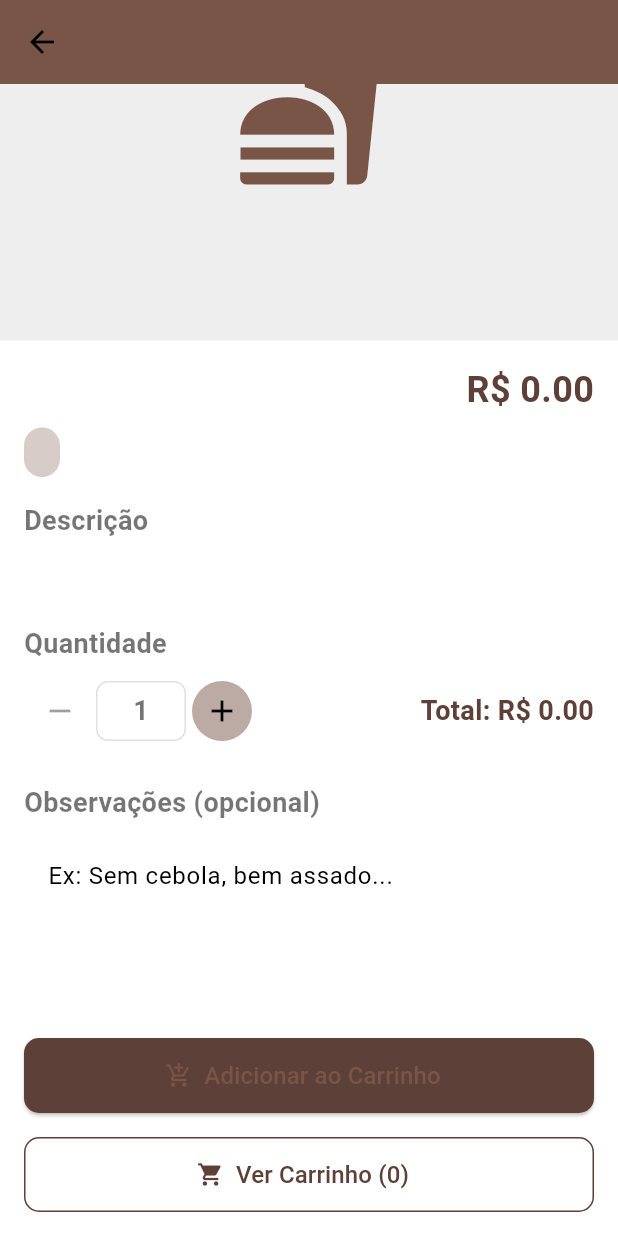
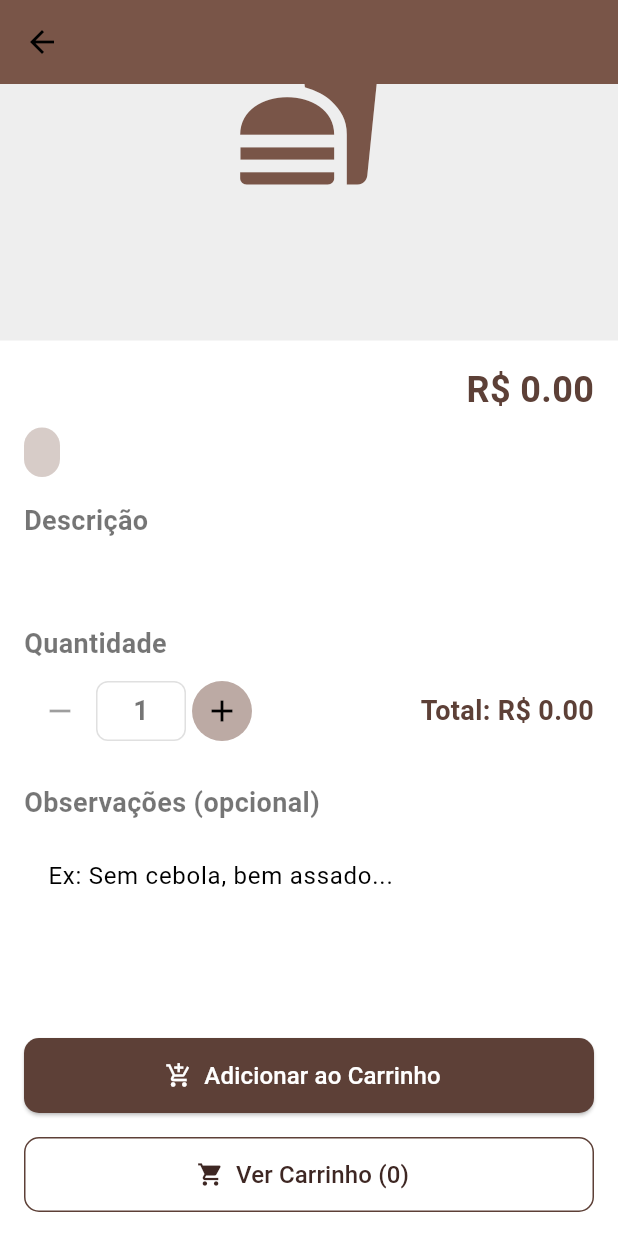
Before and after one commit to Alessandro-Franca01/padaria_app, a Flutter app: the ProductDetailScreen screen opened directly with empty values, scrolled down 129 dp, on a phone screen of 412 x 824 dp. Run offline on Flutter 3.47's test engine with Material 3 defaults, Android fonts, the phone set to English and light mode, and no system bars; our stand-ins replace carousel_slider, flutter_secure_storage, shared_preferences; accounts and stored records are empty.

Commit message:
feat: add changes colors and redirect navegations

```diff
--- a/lib/screens/plan_details_screen.dart
+++ b/lib/screens/plan_details_screen.dart
@@ -69,10 +69,11 @@ class PlanDetailsScreen extends StatelessWidget {
                   Navigator.of(context).pop(); // Volta para a tela anterior
                 },
                 style: ElevatedButton.styleFrom(
-                  backgroundColor: Colors.brown, // Corrigido para Colors.brown
-                  padding: EdgeInsets.symmetric(horizontal: 40, vertical: 15),
+                  backgroundColor: Colors.brown.shade200, // cor mais clara
+                  foregroundColor: Colors.brown.shade900, // texto com bom contras                  padding: EdgeInsets.symmetric(horizontal: 40, vertical: 15),
                   textStyle: TextStyle(fontSize: 18),
                 ),
+                // TODO: Alterar a cor do botão para cor mais clara
                 child: Text('Voltar'),
               ),
             ),
--- a/lib/screens/product_detail_screen.dart
+++ b/lib/screens/product_detail_screen.dart
@@ -2,6 +2,7 @@ import 'package:flutter/material.dart';
 import 'package:provider/provider.dart';
 import '../models/product.dart';
 import '../services/cart_service.dart';
+import 'cart_screen.dart';
 
 class ProductDetailScreen extends StatefulWidget {
   final Product product;
@@ -238,6 +239,7 @@ class _ProductDetailScreenState extends State<ProductDetailScreen> {
                             backgroundColor: widget.product.isAvailable
                                 ? Colors.brown[700]
                                 : Colors.grey,
+                            foregroundColor: Colors.white, // texto com contraste melhor
                             shape: RoundedRectangleBorder(
                               borderRadius: BorderRadius.circular(10),
                             ),
@@ -257,20 +259,47 @@ class _ProductDetailScreenState extends State<ProductDetailScreen> {
                       builder: (context, cartService, child) {
                         return OutlinedButton.icon(
                           onPressed: () {
-                            // Navegar para o carrinho
-                            Navigator.pushNamed(context, '/cart');
+                            // Navegar para o carrinho (usa rota explícita com MaterialPageRoute)
+                            Navigator.push(
+                              context,
+                              MaterialPageRoute(builder: (context) => CartScreen()),
+                            );
                           },
-                          icon: Badge(
-                            isLabelVisible: cartService.itemCount > 0,
-                            label: Text(cartService.itemCount.toString()),
-                            child: Icon(Icons.shopping_cart),
+                          icon: Stack(
+                            clipBehavior: Clip.none,
+                            children: [
+                              Icon(Icons.shopping_cart),
+                              if (cartService.itemCount > 0)
+                                Positioned(
+                                  right: -6,
+                                  top: -6,
+                                  child: Container(
+                                    padding: EdgeInsets.all(4),
+                                    decoration: BoxDecoration(
+                                      color: Colors.red,
+                                      shape: BoxShape.circle,
+                                    ),
+                                    constraints: BoxConstraints(minWidth: 18, minHeight: 18),
+                                    child: Center(
+                                      child: Text(
+                                        '${cartService.itemCount}',
+                                        style: TextStyle(
+                                          color: Colors.white,
+                                          fontSize: 10,
+                                          fontWeight: FontWeight.bold,
+                                        ),
+                                      ),
+                                    ),
+                                  ),
+                                ),
+                            ],
                           ),
                           label: Text(
                             'Ver Carrinho (${cartService.itemCount})',
-                            style: TextStyle(fontSize: 16),
+                            style: TextStyle(fontSize: 16, color: Colors.brown.shade900),
                           ),
                           style: OutlinedButton.styleFrom(
-                            foregroundColor: Colors.brown[700],
+                            foregroundColor: Colors.brown.shade900,
                             side: BorderSide(color: Colors.brown[700]!),
                             shape: RoundedRectangleBorder(
                               borderRadius: BorderRadius.circular(10),
```
Also changed, not shown: lib/screens/cart_screen.dart (+10 -1 lines).
